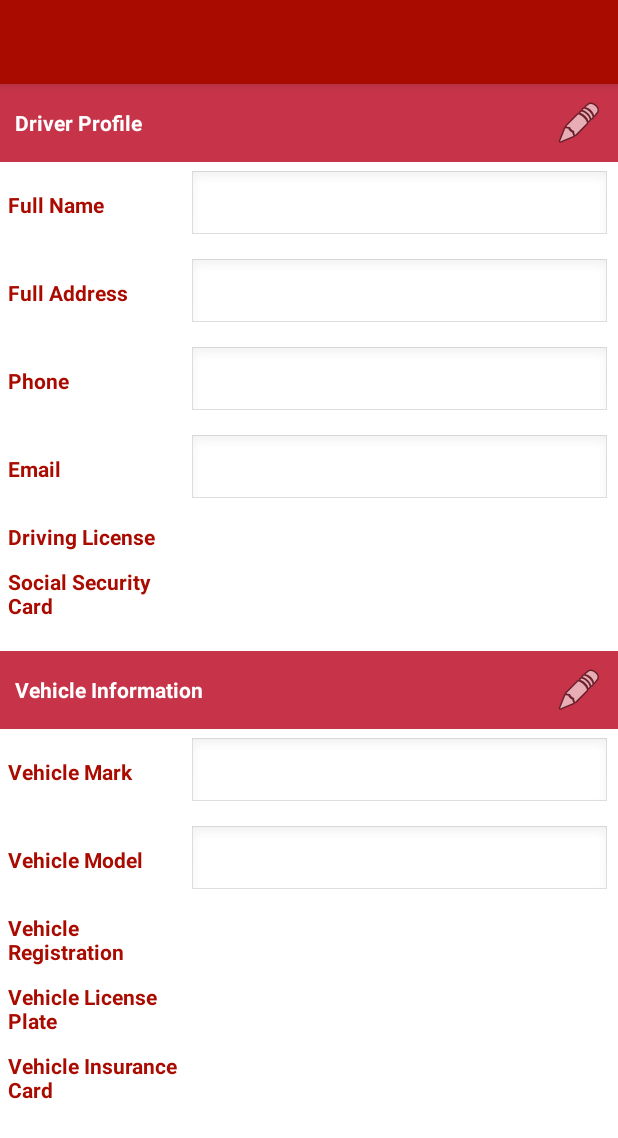
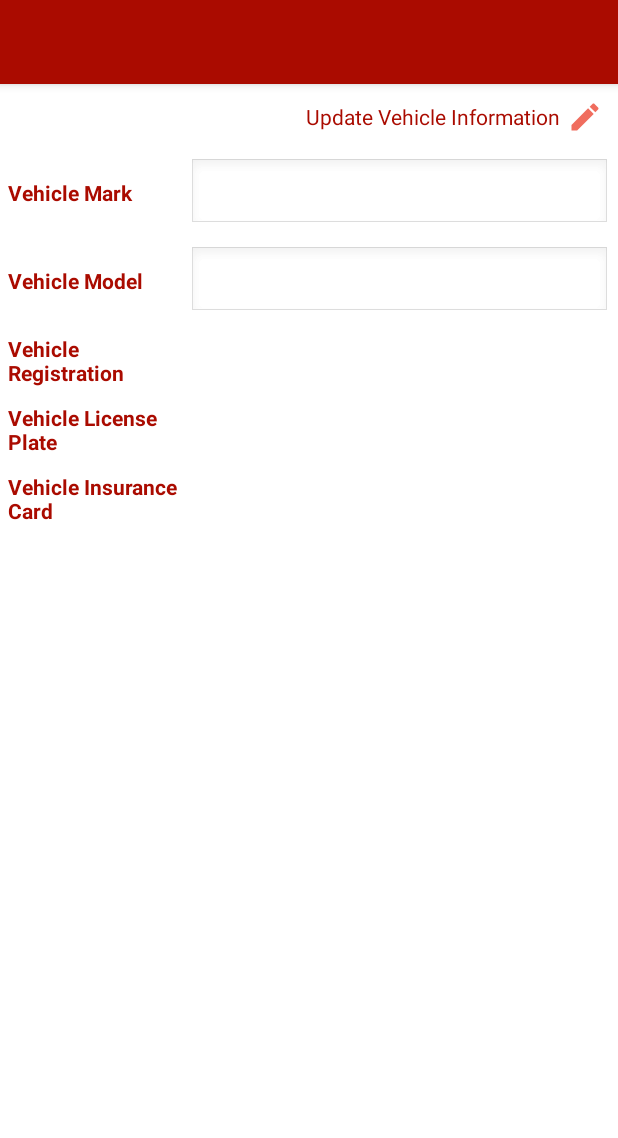
Before and after one commit to AbhiDerek/XitDriver, an Android app: the fragment ProfileFragment placed in its activity, on a phone screen of 412 x 824 dp. Shown: the top 1138 px of the screen. Run offline under Robolectric (Android 15) with nearby library versions, the phone set to English and light mode, and no system bars; our stand-ins replace Volley; network calls fail; pictures from the network do not load; 2 statements that could not run were skipped.

Commit message:
UPDATE 1

```diff
--- a/app/src/main/java/com/app/xit/home/ProfileFragment.kt
+++ b/app/src/main/java/com/app/xit/home/ProfileFragment.kt
@@ -59,6 +59,8 @@ class ProfileFragment : Fragment(){
     lateinit var imgVehicleRegister: ImageView
     lateinit var imgVehicleLicensePlate: ImageView
     lateinit var imgVehicleInsuranceCard: ImageView
+    lateinit var linearVehicle: LinearLayout
+    lateinit var linearPersonal: LinearLayout
 
     lateinit var progressBar: ProgressBar
 
@@ -108,6 +110,17 @@ class ProfileFragment : Fragment(){
         imgVehicleRegister = view.findViewById(R.id.imgVehicleRegister)
         imgVehicleLicensePlate = view.findViewById(R.id.imgVehicleLicensePlate)
         imgVehicleInsuranceCard = view.findViewById(R.id.imgVehicleInsuranceCard)
+        linearVehicle = view.findViewById(R.id.linear_Vehicle)
+        linearPersonal = view.findViewById(R.id.linear_Personal)
+
+        if(arguments?.getBoolean("IS_PROFILE")!!){
+            linearPersonal.visibility = View.VISIBLE
+            linearVehicle.visibility = View.GONE
+        }else{
+            linearPersonal.visibility = View.GONE
+            linearVehicle.visibility = View.VISIBLE
+        }
+
         progressBar = view.findViewById(R.id.progressBar)
 
         btnNext = view.findViewById(R.id.btnNext)
@@ -245,7 +258,7 @@ class ProfileFragment : Fragment(){
 //        var map= mutableMapOf<String, String>()
         var map = JSONObject()
         map.put("driver_id", AppPrefs.getDriverId())
-
+        progressBar.visibility = View.VISIBLE
         HitApi.hitPostJsonRequest(requireContext(), AppConstants.driverProfile, map, object : ServerResponse {
             override fun success(data: String) {
                 super.success(data)
--- /dev/null
+++ b/app/src/main/res/drawable/ic_edit.xml
@@ -0,0 +1,5 @@
+<vector android:alpha="0.9" android:height="24dp" android:tint="#EE5C4C"
+    android:viewportHeight="24.0" android:viewportWidth="24.0"
+    android:width="24dp" xmlns:android="http://schemas.android.com/apk/res/android">
+    <path android:fillColor="#FF000000" android:pathData="M3,17.25V21h3.75L17.81,9.94l-3.75,-3.75L3,17.25zM20.71,7.04c0.39,-0.39 0.39,-1.02 0,-1.41l-2.34,-2.34c-0.39,-0.39 -1.02,-0.39 -1.41,0l-1.83,1.83 3.75,3.75 1.83,-1.83z"/>
+</vector>
--- a/app/src/main/res/layout/activity_profile.xml
+++ b/app/src/main/res/layout/activity_profile.xml
@@ -8,21 +8,26 @@
     <FrameLayout android:layout_width="match_parent"
                  android:layout_height="match_parent">
 
-
-
     <LinearLayout android:orientation="vertical"
                   android:layout_width="match_parent"
                   android:layout_height="match_parent">
 
+        <LinearLayout
+                android:id="@+id/linear_Personal"
+                android:layout_width="match_parent"
+                android:layout_height="wrap_content"
+                android:orientation="vertical">
+
                   <TextView android:layout_width="match_parent"
                             android:layout_height="wrap_content"
                             android:padding="@dimen/margin_10"
-                            android:background="@color/colorAccent"
-                            android:textColor="@color/white"
-                            android:text="Driver Profile"
-                            android:textStyle="bold"
-                            android:gravity="center_vertical"
-                            android:drawableRight="@android:drawable/ic_menu_edit"
+                            android:background="@color/white"
+                            android:textColor="@color/colorPrimary"
+                            android:text="Update Driver Profile"
+                            android:layout_gravity="right"
+                            android:gravity="center_vertical|right"
+                            android:drawablePadding="@dimen/padding_5dp"
+                            android:drawableRight="@drawable/ic_edit"
                             android:id="@+id/tv_driver_profile"/>
 
                     <LinearLayout android:layout_width="match_parent"
@@ -159,18 +164,25 @@
 
                     </LinearLayout>
 
+        </LinearLayout>
+
+        <LinearLayout
+                android:id="@+id/linear_Vehicle"
+                android:layout_width="match_parent"
+                android:layout_height="wrap_content"
+                android:orientation="vertical">
 
         <TextView android:id="@+id/tv_vehicle_information"
-                  android:layout_width="match_parent"
+                  android:layout_width="wrap_content"
                   android:layout_height="wrap_content"
                   android:padding="@dimen/margin_10"
-                  android:background="@color/colorAccent"
-                  android:textColor="@color/white"
-                  android:text="Vehicle Information"
-                  android:textStyle="bold"
-                  android:gravity="center_vertical"
-                  android:layout_marginTop="@dimen/margin_15"
-                  android:drawableRight="@android:drawable/ic_menu_edit"/>
+                  android:background="@color/white"
+                  android:textColor="@color/colorPrimary"
+                  android:text="Update Vehicle Information"
+                  android:layout_gravity="right"
+                  android:gravity="center_vertical|right"
+                  android:drawablePadding="@dimen/padding_5dp"
+                  android:drawableRight="@drawable/ic_edit"/>
 
                 <LinearLayout android:layout_width="match_parent"
                               android:layout_height="wrap_content"
@@ -282,6 +294,7 @@
 
                 </LinearLayout>
 
+        </LinearLayout>
 
         <Button android:layout_width="match_parent"
                 android:layout_height="wrap_content"
@@ -297,6 +310,7 @@
         <ProgressBar android:id="@+id/progressBar"
                      android:layout_width="wrap_content"
                      android:layout_height="wrap_content"
+                     android:visibility="gone"
                      android:layout_gravity="center"/>
 
     </FrameLayout>
--- a/app/src/main/res/layout/fragment_home_map.xml
+++ b/app/src/main/res/layout/fragment_home_map.xml
@@ -17,7 +17,7 @@
                       android:paddingTop="@dimen/margin_10"
                       android:paddingBottom="@dimen/margin_10"
                       android:paddingLeft="@dimen/padding_5dp"
-                      android:visibility="visible"
+                      android:visibility="gone"
                       android:orientation="vertical">
 
             <TextView android:layout_width="wrap_content"
--- a/app/src/main/res/layout/nav_header_home.xml
+++ b/app/src/main/res/layout/nav_header_home.xml
@@ -34,6 +34,6 @@
             android:layout_height="wrap_content"
             android:text="@string/nav_header_subtitle"
             android:textColor="@color/white"
-            android:id="@+id/textView"/>
+            android:id="@+id/driver_email"/>
 
 </LinearLayout>
```
Also changed, not shown: app/src/main/java/com/app/xit/AppPrefs.kt (+9 -0 lines), app/src/main/java/com/app/xit/GetCurrentLocationService.kt (+29 -0 lines), app/src/main/java/com/app/xit/home/HomeActivity.kt (+19 -7 lines), app/src/main/java/com/app/xit/home/HomeFragment.kt (+18 -0 lines), app/src/main/java/com/app/xit/loginsignup/LoginActivity.kt (+7 -5 lines).
